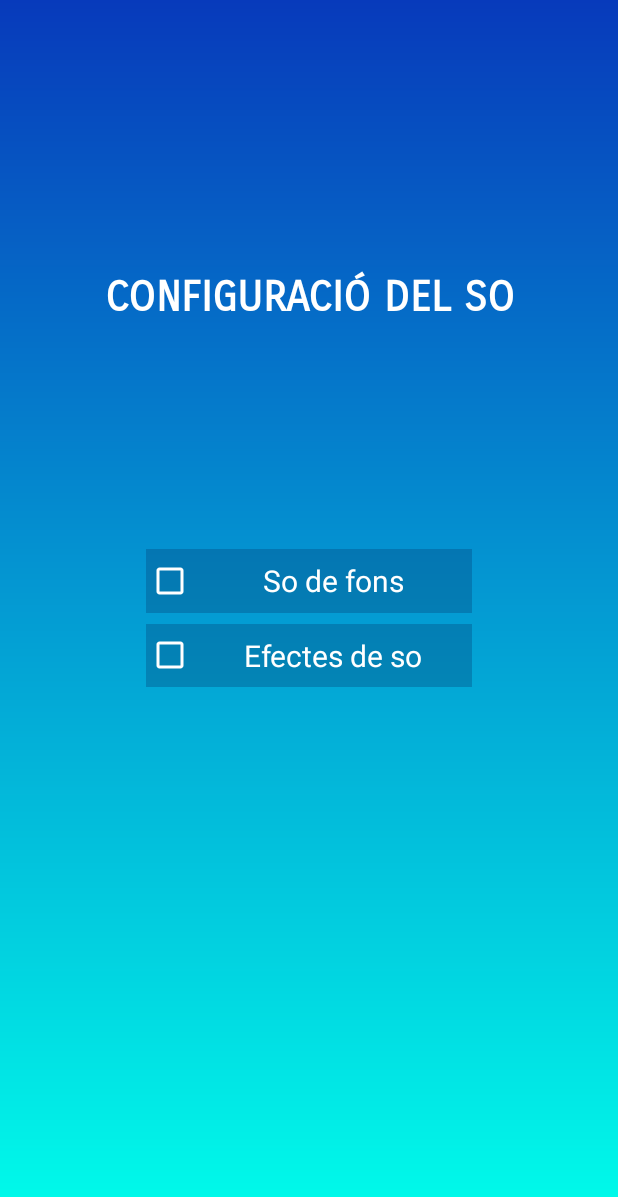
After one commit to GuillemBSK/ArtistesMusicals, an Android app: the layout preferencies.xml on its own in the app's theme, with its tools: preview values and no code run, on a phone screen of 412 x 824 dp. The commit adds this screen. Shown: the top 1197 px of the screen. Run offline under Robolectric (Android 15) with nearby library versions, the phone set to English and light mode, and no system bars.

Commit message:
canvi de pag a concerts + nou layout preferencies

```diff
--- a/app/src/main/AndroidManifest.xml
+++ b/app/src/main/AndroidManifest.xml
@@ -38,6 +38,19 @@
                 android:name="android.app.lib_name"
                 android:value="" />
         </activity>
+        <activity
+            android:name=".Concerts"
+            android:exported="true">
+            <intent-filter>
+                <action android:name="android.intent.action.MAIN" />
+
+                <category android:name="android.intent.category.LAUNCHER" />
+            </intent-filter>
+
+            <meta-data
+                android:name="android.app.lib_name"
+                android:value="" />
+        </activity>
     </application>
 
 </manifest>
--- /dev/null
+++ b/app/src/main/java/com/example/artistesmusicals/Concerts.java
@@ -0,0 +1,18 @@
+package com.example.artistesmusicals;
+
+import androidx.appcompat.app.AppCompatActivity;
+
+import android.media.MediaPlayer;
+import android.os.Bundle;
+
+public class Concerts extends AppCompatActivity{
+    @Override
+    protected void onCreate(Bundle savedInstanceState) {
+        super.onCreate(savedInstanceState);
+        setContentView(R.layout.concerts);
+        MediaPlayer mediaPlayer = MediaPlayer.create(this, R.raw.tigini);
+        mediaPlayer.start();
+
+    }
+
+}
--- a/app/src/main/java/com/example/artistesmusicals/MainActivity.java
+++ b/app/src/main/java/com/example/artistesmusicals/MainActivity.java
@@ -3,7 +3,6 @@ package com.example.artistesmusicals;
 import androidx.appcompat.app.AppCompatActivity;
 
 import android.content.Intent;
-import android.media.MediaPlayer;
 import android.os.Bundle;
 import android.view.View;
 import android.widget.Button;
@@ -14,8 +13,6 @@ public class MainActivity extends AppCompatActivity {
     protected void onCreate(Bundle savedInstanceState) {
         super.onCreate(savedInstanceState);
         setContentView(R.layout.activity_main);
-        MediaPlayer mediaPlayer = MediaPlayer.create(this, R.raw.tigini);
-        mediaPlayer.start();
 
 
         Button btnLocalitatas = (Button) findViewById(R.id.btnLocalitzacions);
@@ -25,13 +22,17 @@ public class MainActivity extends AppCompatActivity {
                 startActivity(myIntent);
             }
         });
-    }
-    /*public void btnView(View v){
-        Intent intent = new Intent(MainActivity.this, Concerts.class);
-        startActivity(intent);
+
+        Button btnConcerts = (Button) findViewById(R.id.btnConcerts);
+        btnConcerts.setOnClickListener(new View.OnClickListener() {
+            public void onClick(View v) {
+                Intent myIntent2 = new Intent (v.getContext(), Concerts.class);
+                startActivity(myIntent2);
+            }
+        });
     }
 
-    public void btnViewResoltes(View v){
+    /*public void btnViewResoltes(View v){
         Intent intent = new Intent(MainActivity.this, LlistaIncidenciesResoltes.class);
         startActivity(intent);
     }*/
--- /dev/null
+++ b/app/src/main/res/layout/preferencies.xml
@@ -0,0 +1,68 @@
+<?xml version="1.0" encoding="utf-8"?>
+<androidx.constraintlayout.widget.ConstraintLayout xmlns:android="http://schemas.android.com/apk/res/android"
+    xmlns:app="http://schemas.android.com/apk/res-auto"
+    xmlns:tools="http://schemas.android.com/tools"
+    android:layout_width="match_parent"
+    android:layout_height="match_parent"
+    android:background="@drawable/background">
+
+    <TextView
+        android:id="@+id/titolConfiguracio"
+        android:layout_width="380dp"
+        android:layout_height="45dp"
+        android:layout_marginTop="176dp"
+        android:fontFamily="sans-serif-smallcaps"
+        android:gravity="center"
+        android:text="CONFIGURACIÓ DEL SO"
+        android:textAlignment="center"
+        android:textColor="#ffffff"
+        android:textSize="28sp"
+        android:textStyle="bold"
+        app:layout_constraintBottom_toTopOf="@+id/linearLayout2"
+        app:layout_constraintEnd_toEndOf="parent"
+        app:layout_constraintHorizontal_bias="0.516"
+        app:layout_constraintStart_toStartOf="parent"
+        app:layout_constraintTop_toTopOf="parent"
+        app:layout_constraintVertical_bias="0.0" />
+
+    <LinearLayout
+        android:id="@+id/linearLayout2"
+        android:layout_width="217dp"
+        android:layout_height="92dp"
+        android:orientation="vertical"
+        app:layout_constraintBottom_toBottomOf="parent"
+        app:layout_constraintEnd_toEndOf="parent"
+        app:layout_constraintStart_toStartOf="parent"
+        app:layout_constraintTop_toTopOf="parent">
+
+        <CheckBox
+            android:id="@+id/checkBox"
+            android:layout_width="match_parent"
+            android:layout_height="match_parent"
+            android:layout_weight="1"
+            android:background="#50063970"
+            android:buttonTint="#FFFFFF"
+            android:gravity="center|center_horizontal"
+            android:text="So de fons"
+            android:textColor="#ffffff"
+            android:textSize="20sp" />
+
+        <Space
+            android:layout_width="match_parent"
+            android:layout_height="57dp"
+            android:layout_weight="1" />
+
+        <CheckBox
+            android:id="@+id/checkBox2"
+            android:layout_width="match_parent"
+            android:layout_height="match_parent"
+            android:layout_weight="1"
+            android:background="#50063970"
+            android:buttonTint="#FFFFFF"
+            android:gravity="center|center_horizontal"
+            android:text="Efectes de so"
+            android:textColor="#ffffff"
+            android:textSize="20sp" />
+    </LinearLayout>
+
+</androidx.constraintlayout.widget.ConstraintLayout>
```
